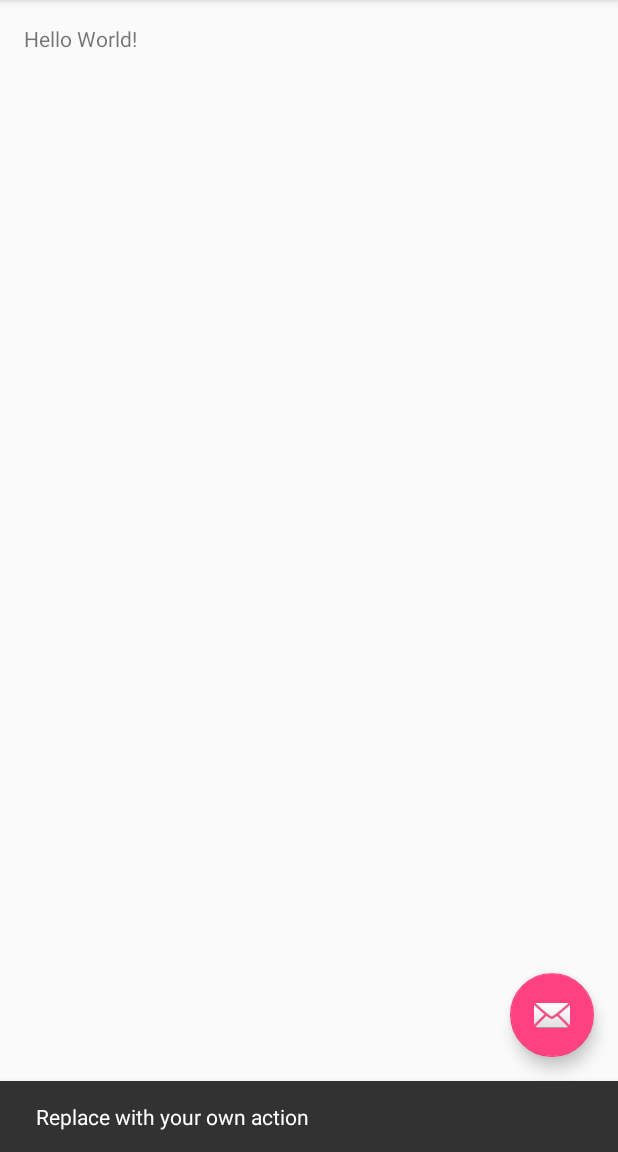
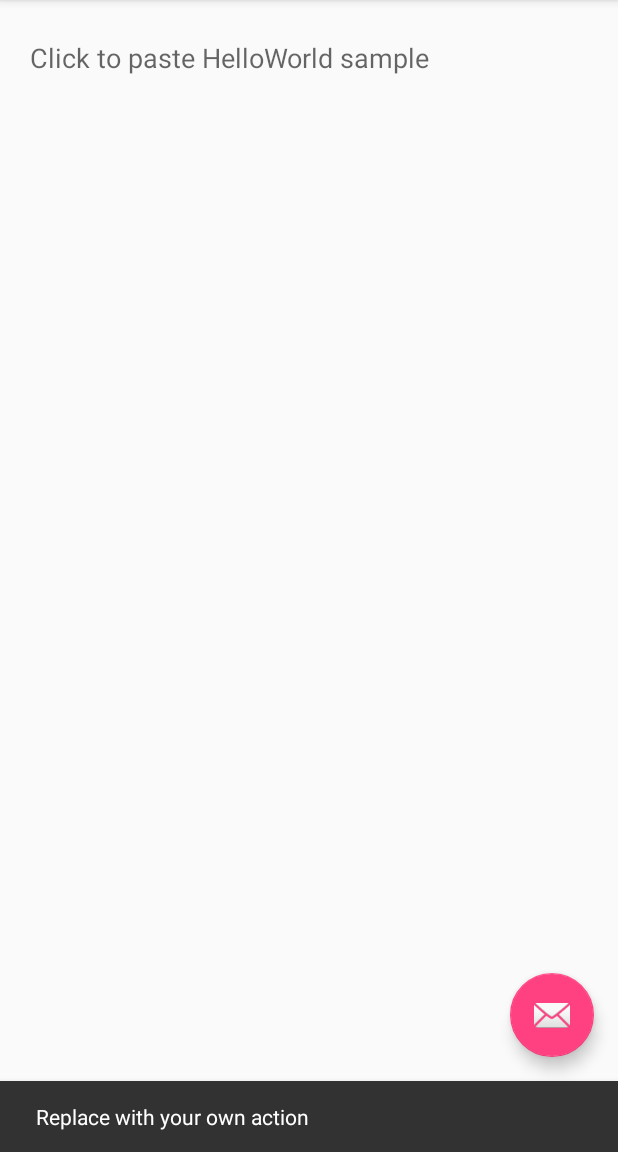
Before and after one commit to SimonAlling/taide, an Android app: the screen it shows after launch (MainActivity), after a tap on an icon or button, on a phone screen of 412 x 824 dp, the part 84-1236 px from its top. Run offline under Robolectric (Android 15) with nearby library versions, the phone set to English and light mode, and no system bars.

Commit message:
Fix Setup project and simple example

```diff
--- a/Taide/app/build.gradle
+++ b/Taide/app/build.gradle
@@ -2,7 +2,7 @@ apply plugin: 'com.android.application'
 
 android {
     compileSdkVersion 23
-    buildToolsVersion "23.0.2"
+    buildToolsVersion "22.0.1"
 
     defaultConfig {
         applicationId "se.chalmers.taide"
@@ -10,6 +10,7 @@ android {
         targetSdkVersion 23
         versionCode 1
         versionName "1.0"
+        multiDexEnabled true
     }
     buildTypes {
         release {
--- a/Taide/app/src/main/java/se/chalmers/taide/MainActivity.java
+++ b/Taide/app/src/main/java/se/chalmers/taide/MainActivity.java
@@ -8,6 +8,7 @@ import android.support.v7.widget.Toolbar;
 import android.view.View;
 import android.view.Menu;
 import android.view.MenuItem;
+import android.widget.EditText;
 
 public class MainActivity extends AppCompatActivity {
 
@@ -24,6 +25,19 @@ public class MainActivity extends AppCompatActivity {
             public void onClick(View view) {
                 Snackbar.make(view, "Replace with your own action", Snackbar.LENGTH_LONG)
                         .setAction("Action", null).show();
+            }
+        });
+
+
+        final EditText codeEditor = (EditText)findViewById(R.id.editText);
+        codeEditor.setOnClickListener(new View.OnClickListener() {
+            @Override
+            public void onClick(View v) {
+                if(codeEditor.getText().length() == 0) {
+                    String sampleCode = "public class Main{\n\n\t\tpublic static void main(String[] args){\n\t\t\t\tSystem.out.println(\"Hello world!\");\n\t\t}\n\n}";
+                    codeEditor.setText(sampleCode);
+                    codeEditor.setSelection(101);    //Set focus after Syso statement
+                }
             }
         });
     }
--- a/Taide/app/src/main/res/layout/content_main.xml
+++ b/Taide/app/src/main/res/layout/content_main.xml
@@ -12,8 +12,18 @@
     tools:context="se.chalmers.taide.MainActivity"
     tools:showIn="@layout/activity_main">
 
-    <TextView
-        android:layout_width="wrap_content"
-        android:layout_height="wrap_content"
-        android:text="Hello World!" />
+
+    <EditText
+        android:layout_width="fill_parent"
+        android:layout_height="fill_parent"
+        android:id="@+id/editText"
+        android:hint="@string/insert_sample_descriptor"
+        android:textAlignment="viewStart"
+        android:gravity="start"
+        android:layout_alignParentTop="true"
+        android:layout_alignParentLeft="true"
+        android:layout_alignParentStart="true"
+        android:layout_alignParentBottom="true"
+        android:layout_alignParentRight="true"
+        android:layout_alignParentEnd="true" />
 </RelativeLayout>
--- a/Taide/app/src/main/res/values/strings.xml
+++ b/Taide/app/src/main/res/values/strings.xml
@@ -1,4 +1,5 @@
 <resources>
     <string name="app_name">Taide</string>
     <string name="action_settings">Settings</string>
+    <string name="insert_sample_descriptor">Click to paste HelloWorld sample</string>
 </resources>
```
